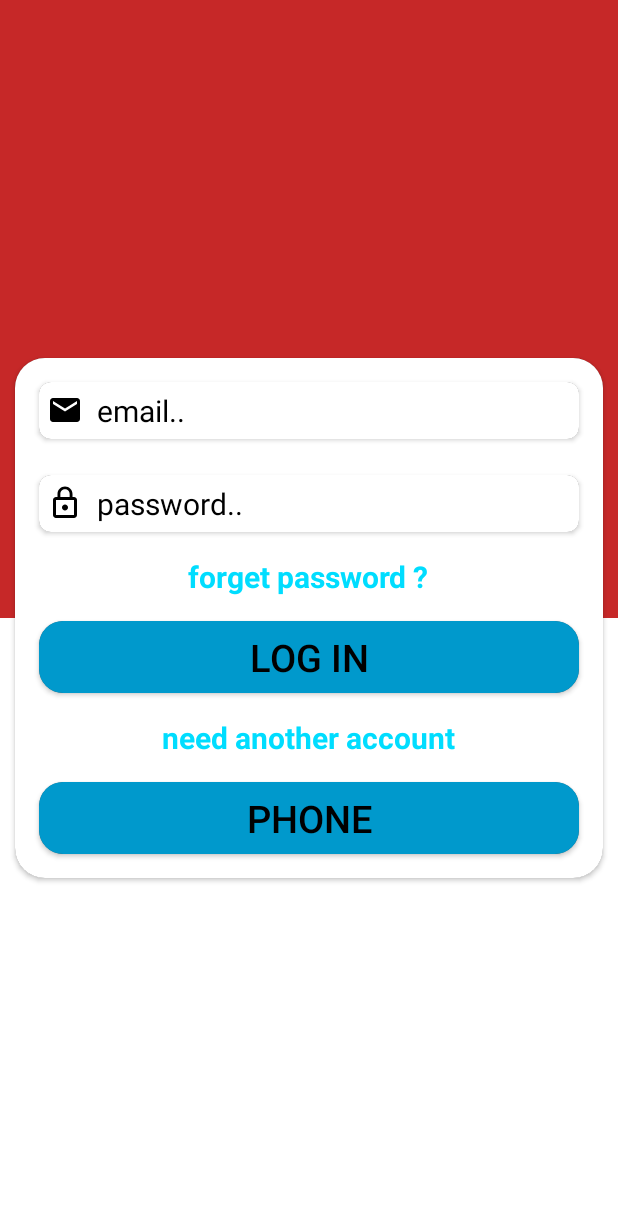
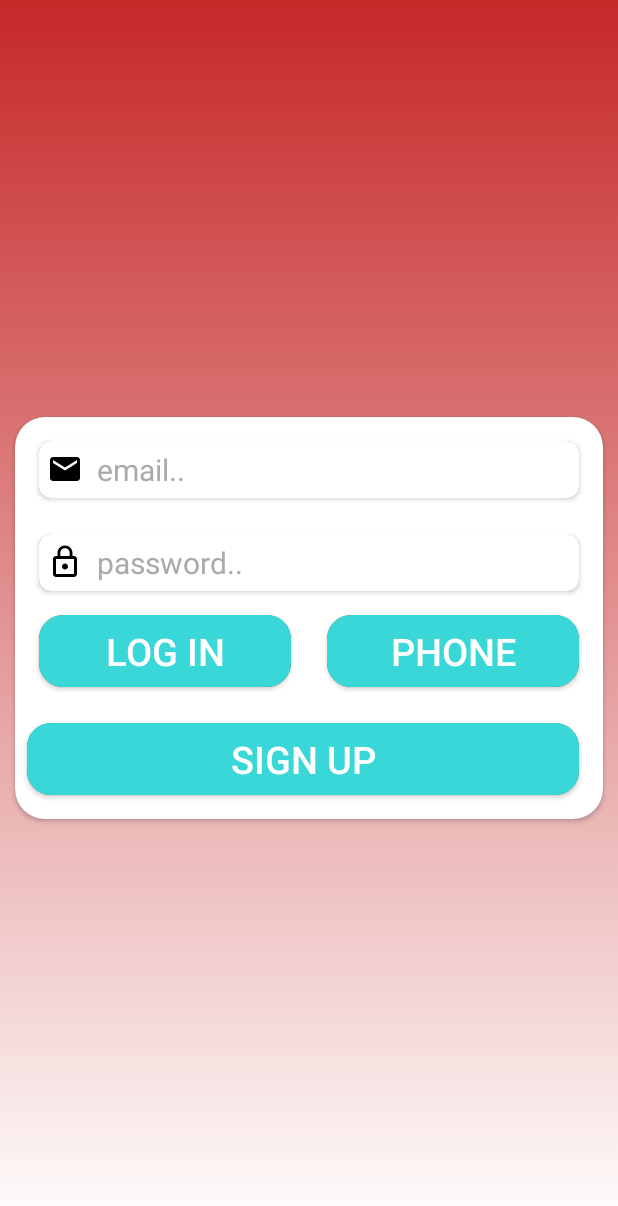
Before and after one commit to AhmedElbisher/ChatApp, an Android app: the screen it shows after launch (LoginActivity), on a phone screen of 412 x 824 dp. Shown: the top 1206 px of the screen. Run offline under Robolectric (Android 15) with nearby library versions, the phone set to English and light mode, and no system bars; our stand-ins replace ButterKnife, Firebase (no records; nobody signed in at launch, a user with empty details on screens opened directly), Picasso; libraries missing offline, so code that uses them is left out: io.grpc.okhttp; pictures from the network do not load.

Commit message:
fix log in by phone bug , gradiant background

```diff
--- a/app/src/main/java/com/example/chatapp/ui/login/LoginActivity.java
+++ b/app/src/main/java/com/example/chatapp/ui/login/LoginActivity.java
@@ -5,7 +5,7 @@ import android.os.Bundle;
 import android.view.View;
 import android.widget.Button;
 import android.widget.EditText;
-import android.widget.TextView;
+import android.widget.LinearLayout;
 import android.widget.Toast;
 
 import androidx.appcompat.app.AppCompatActivity;
@@ -24,15 +24,17 @@ public class LoginActivity extends AppCompatActivity implements LoginInterface,
     EditText loginEmail;
     @BindView(R.id.LoginPassword)
     EditText LoginPassword;
-    @BindView(R.id.fogetPassword)
-    TextView fogetPassword;
     @BindView(R.id.loginButton)
     Button loginButton;
-    @BindView(R.id.needAccount)
-    TextView needAccount;
     @BindView(R.id.loginByPhone)
     Button loginByPhone;
     Presenter presenter;
+    @BindView(R.id.needAccount)
+    Button needAccount;
+    @BindView(R.id.progressbarLayout)
+    LinearLayout progressBar;
+
+
     @Override
     protected void onCreate(Bundle savedInstanceState) {
         super.onCreate(savedInstanceState);
@@ -46,7 +48,7 @@ public class LoginActivity extends AppCompatActivity implements LoginInterface,
 
     }
 
-    public  void goToRegisterActivity(){
+    public void goToRegisterActivity() {
         Intent intent = new Intent(getApplicationContext(), RegisterActivity.class);
         startActivity(intent);
     }
@@ -54,20 +56,24 @@ public class LoginActivity extends AppCompatActivity implements LoginInterface,
 
     @Override
     public void onLogInSuccedded() {
+        progressBar.setVisibility(View.GONE);
         presenter.goToMainActivity(this);
 
     }
 
     @Override
     public void onLogInFailed(String error) {
-        Toast.makeText(this, error, Toast.LENGTH_SHORT).show();
+        progressBar.setVisibility(View.GONE);
+        int index = error.indexOf(" ");
+        Toast.makeText(this, error.substring(index, error.length()), Toast.LENGTH_SHORT).show();
     }
 
     @Override
     public void onClick(View v) {
-        switch (v.getId()){
+        switch (v.getId()) {
             case R.id.loginButton:
-                presenter.logIn(loginEmail.getText().toString(),LoginPassword.getText().toString());
+                progressBar.setVisibility(View.VISIBLE);
+                presenter.logIn(loginEmail.getText().toString(), LoginPassword.getText().toString());
                 break;
             case R.id.needAccount:
                 goToRegisterActivity();
--- /dev/null
+++ b/app/src/main/res/drawable/gradient.xml
@@ -0,0 +1,11 @@
+<?xml version="1.0" encoding="utf-8"?>
+<selector xmlns:android="http://schemas.android.com/apk/res/android">
+    <item >
+        <shape android:shape="rectangle">
+            <gradient android:startColor="@color/colorPrimary"
+                android:endColor="@android:color/white"
+               android:angle="270"/>
+        </shape>
+    </item>
+
+</selector>
--- a/app/src/main/res/layout/activity_login.xml
+++ b/app/src/main/res/layout/activity_login.xml
@@ -4,26 +4,27 @@
     xmlns:app="http://schemas.android.com/apk/res-auto"
     xmlns:tools="http://schemas.android.com/tools"
     android:layout_width="match_parent"
+    android:background="@drawable/gradient"
     android:layout_height="match_parent"
     tools:context=".ui.login.LoginActivity">
 
 
-    <LinearLayout
-        android:layout_width="match_parent"
-        android:layout_height="match_parent"
-        android:orientation="vertical"
-        android:background="@android:color/white">
+<!--    <LinearLayout-->
+<!--        android:layout_width="match_parent"-->
+<!--        android:layout_height="match_parent"-->
+<!--        android:orientation="vertical"-->
+<!--        android:background="@android:color/white">-->
 
-        <View android:layout_width="match_parent"
-            android:layout_height="0dp"
-            android:layout_weight="1"
-            android:background="@color/colorPrimary"/>
+<!--        <View android:layout_width="match_parent"-->
+<!--            android:layout_height="0dp"-->
+<!--            android:layout_weight="1"-->
+<!--            android:background="@color/colorPrimary"/>-->
 
-        <View android:layout_width="match_parent"
-            android:layout_height="0dp"
-            android:layout_weight="1"
-            android:background="@android:color/white"/>
-    </LinearLayout>
+<!--        <View android:layout_width="match_parent"-->
+<!--            android:layout_height="0dp"-->
+<!--            android:layout_weight="1"-->
+<!--            android:background="@android:color/white"/>-->
+<!--    </LinearLayout>-->
 
 
     <androidx.cardview.widget.CardView
@@ -32,7 +33,7 @@
         android:layout_marginRight="10dp"
         android:layout_marginLeft="10dp"
         app:cardCornerRadius="20dp"
-        android:elevation="16dp"
+        android:elevation="8dp"
         android:background="@android:color/white"
         android:layout_centerInParent="true">
 
@@ -46,7 +47,6 @@
             android:layout_width="match_parent"
             android:layout_height="wrap_content"
             android:textColorHint="@android:color/black"
-
             android:background="@android:color/white"
             app:cardCornerRadius="8dp"
             android:elevation="8dp"
@@ -63,7 +63,8 @@
                 android:layout_width="match_parent"
                 android:hint="  email.."
                 android:inputType="textEmailAddress"
-                android:textColorHint="@android:color/black"
+                android:textColorHint="@android:color/darker_gray"
+                android:textAlignment="center"
                 android:padding="5dp"
                 android:textSize="20sp"
                 android:textColor="@android:color/black"
@@ -87,7 +88,8 @@
                     android:drawableLeft="@drawable/ic_lock_outline_black_24dp"
                     android:background="@android:color/white"
                     android:layout_width="match_parent"
-                    android:textColorHint="@android:color/black"
+                    android:textColorHint="@android:color/darker_gray"
+                    android:textAlignment="center"
                     android:padding="5dp"
                     android:hint="  password.."
                     android:textSize="20sp"
@@ -97,59 +99,53 @@
 
             </androidx.cardview.widget.CardView>
 
-            <TextView
+<!--            <TextView-->
+<!--                android:layout_height="wrap_content"-->
+<!--                android:layout_width="wrap_content"-->
+<!--                android:text="@string/forget_password"-->
+<!--                android:layout_marginTop="8dp"-->
+<!--                android:id="@+id/fogetPassword"-->
+<!--                android:layout_marginRight="16dp"-->
+<!--                android:layout_marginLeft="16dp"-->
+<!--                android:layout_marginBottom="8dp"-->
+<!--                android:textSize="20sp"-->
+<!--                android:textStyle="bold"-->
+<!--                android:textColor="@android:color/holo_blue_bright"-->
+<!--                android:layout_gravity="center_horizontal"/>-->
+
+            <LinearLayout android:layout_width="match_parent"
                 android:layout_height="wrap_content"
-                android:layout_width="wrap_content"
-                android:text="@string/forget_password"
-                android:layout_marginTop="8dp"
-                android:id="@+id/fogetPassword"
-                android:layout_marginRight="16dp"
-                android:layout_marginLeft="16dp"
-                android:layout_marginBottom="8dp"
-                android:textSize="20sp"
-                android:textStyle="bold"
-                android:textColor="@android:color/holo_blue_bright"
-                android:layout_gravity="center_horizontal"/>
+                android:orientation="horizontal"
+                android:gravity="center_horizontal"
+                >
 
             <androidx.cardview.widget.CardView
-                android:layout_width="match_parent"
+                android:layout_width="0dp"
+                android:layout_weight="1"
                 android:layout_height="wrap_content"
                 android:background="@android:color/white"
                 app:cardCornerRadius="16dp"
                 android:elevation="16dp"
                 android:layout_marginTop="8dp"
-                android:layout_marginRight="16dp"
+                android:layout_marginRight="8dp"
                 android:layout_marginLeft="16dp"
                 android:layout_marginBottom="8dp"
                 >
                 <Button
-                    android:layout_height="match_parent"
+                    android:layout_height="wrap_content"
+                    android:layout_width="match_parent"
                     android:id="@+id/loginButton"
-                    android:background="@android:color/holo_blue_dark"
-                    android:layout_width="match_parent"
+                    android:background="@color/colorAccent"
                     android:textSize="25sp"
                     android:text="Log In"
-                    android:textColor="@android:color/black"
+                    android:textColor="@android:color/white"
                     />
 
             </androidx.cardview.widget.CardView>
 
-            <TextView
-                android:layout_height="wrap_content"
-                android:layout_width="wrap_content"
-                android:text="@string/need_account"
-                android:layout_marginTop="8dp"
-                android:layout_marginRight="16dp"
-                android:layout_marginLeft="16dp"
-                android:id="@+id/needAccount"
-                android:layout_marginBottom="8dp"
-                android:textSize="20sp"
-                android:textStyle="bold"
-                android:textColor="@android:color/holo_blue_bright"
-                android:layout_gravity="center_horizontal"/>
-
             <androidx.cardview.widget.CardView
-                android:layout_width="match_parent"
+                android:layout_width="0dp"
+                android:layout_weight="1"
                 android:layout_height="wrap_content"
                 android:background="@android:color/white"
                 app:cardCornerRadius="16dp"
@@ -160,21 +156,83 @@
                 android:layout_marginBottom="16dp"
                 >
                 <Button
-                    android:layout_height="match_parent"
-                    android:background="@android:color/holo_blue_dark"
+                    android:layout_height="wrap_content"
                     android:layout_width="match_parent"
+                    android:background="@color/colorAccent"
                     android:textSize="25sp"
                     android:id="@+id/loginByPhone"
                     android:text="@string/Login_phone"
-                    android:textColor="@android:color/black"
+                    android:textColor="@android:color/white"
+                    />
+
+            </androidx.cardview.widget.CardView>
+            </LinearLayout>
+
+
+            <androidx.cardview.widget.CardView
+                android:layout_width="match_parent"
+                android:layout_height="wrap_content"
+                android:background="@android:color/white"
+                app:cardCornerRadius="16dp"
+                android:elevation="16dp"
+                android:layout_marginTop="8dp"
+                android:layout_marginRight="16dp"
+                android:layout_marginLeft="8dp"
+                android:layout_marginBottom="16dp"
+                >
+                <Button
+                    android:layout_height="wrap_content"
+                    android:layout_width="match_parent"
+                    android:background="@color/colorAccent"
+                    android:textSize="25sp"
+                    android:id="@+id/needAccount"
+                    android:text="@string/sign_up"
+                    android:textColor="@android:color/white"
                     />
 
             </androidx.cardview.widget.CardView>
 
+<!--            <TextView-->
+<!--                android:layout_height="wrap_content"-->
+<!--                android:layout_width="wrap_content"-->
+<!--                android:text="@string/need_account"-->
+<!--                android:layout_marginTop="8dp"-->
+<!--                android:layout_marginRight="16dp"-->
+<!--                android:layout_marginLeft="16dp"-->
+<!--                android:id="@+id/needAccount"-->
+<!--                android:layout_marginBottom="8dp"-->
+<!--                android:textSize="20sp"-->
+<!--                android:textStyle="bold"-->
+<!--                android:textColor="@android:color/holo_blue_bright"-->
+<!--                android:layout_gravity="center_horizontal"/>-->
+
+        </LinearLayout>
 
 
+        <LinearLayout android:layout_height="match_parent"
+            android:layout_width="match_parent"
+            android:orientation="vertical"
+            android:visibility="gone"
+            android:background="@android:color/darker_gray"
+            android:gravity="center"
+            android:id="@+id/progressbarLayout">
+
+            <ProgressBar
+                android:id="@+id/progressBar"
+                style="?android:attr/progressBarStyleLarge"
+                android:layout_width="wrap_content"
+                android:layout_height="wrap_content"
+                android:visibility="visible"
+                android:layout_gravity="center"
+                android:progressDrawable="@drawable/cicular_progress_bar"
+                app:layout_constraintBottom_toBottomOf="parent"
+                app:layout_constraintEnd_toEndOf="@+id/recyclerView"
+                app:layout_constraintStart_toStartOf="parent"
+                app:layout_constraintTop_toTopOf="parent" />
 
         </LinearLayout>
         </androidx.cardview.widget.CardView>
 
+
+
 </RelativeLayout>
--- a/app/src/main/res/values/strings.xml
+++ b/app/src/main/res/values/strings.xml
@@ -12,6 +12,11 @@
     <string name="Remove_frind">unfriend</string>
     <string name="Reqest_sent_state">sent</string>
     <string name="Reqest_recieve_state">recieved</string>
+    <string name="sign_up">Sign Up</string>
+
+
+
+
 
 
 </resources>
```
Also changed, not shown: app/src/main/java/com/example/chatapp/adapters/MessagesAdapter.java (+26 -5 lines), app/src/main/java/com/example/chatapp/presenters/Presenter.java (+16 -10 lines), app/src/main/java/com/example/chatapp/ui/chats/ChatsActivity.java (+26 -4 lines), app/src/main/java/com/example/chatapp/ui/register/RegisterActivity.java (+9 -9 lines), app/src/main/res/layout/activity_register.xml (+27 -9 lines), 87 other files.
